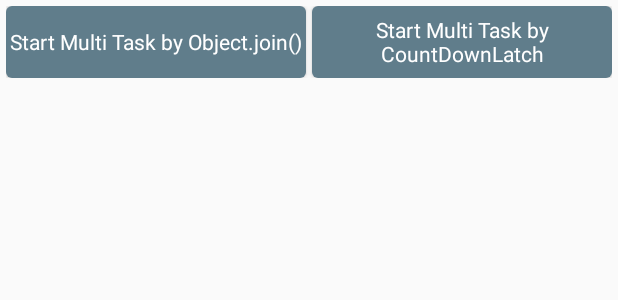
After one commit to InSightSuen/StayFoolish, an Android app: the layout activity_thread.xml on its own in the app's theme, with its tools: preview values and no code run, on a phone screen of 412 x 824 dp. The commit adds this screen. Shown: the top 300 px of the screen. Run offline under Robolectric (Android 15) with nearby library versions, the phone set to English and light mode, and no system bars.

Commit message:
add multi thread work

```diff
--- a/app/src/main/AndroidManifest.xml
+++ b/app/src/main/AndroidManifest.xml
@@ -25,6 +25,7 @@
         <activity android:name=".ui.blur.BlurActivity"/>
         <activity android:name=".ui.style.UnifyStyleActivity"/>
         <activity android:name=".ui.widget.WidgetActivity"/>
+        <activity android:name=".ui.thread.ThreadActivity"/>
     </application>
 
 </manifest>
--- a/app/src/main/java/com/insightsuen/stayfoolish/ui/main/MainActivity.java
+++ b/app/src/main/java/com/insightsuen/stayfoolish/ui/main/MainActivity.java
@@ -7,6 +7,7 @@ import com.insightsuen.stayfoolish.base.BaseActivity;
 import com.insightsuen.stayfoolish.ui.blur.BlurActivity;
 import com.insightsuen.stayfoolish.ui.drag.DragActivity;
 import com.insightsuen.stayfoolish.ui.style.UnifyStyleActivity;
+import com.insightsuen.stayfoolish.ui.thread.ThreadActivity;
 import com.insightsuen.stayfoolish.ui.toast.ToastActivity;
 import com.insightsuen.stayfoolish.ui.widget.WidgetActivity;
 
@@ -39,4 +40,8 @@ public class MainActivity extends BaseActivity {
     public void onClickWidget(View view) {
         WidgetActivity.start(this);
     }
+
+    public void onClickThread(View view) {
+        ThreadActivity.start(this);
+    }
 }
--- /dev/null
+++ b/app/src/main/res/layout/activity_thread.xml
@@ -0,0 +1,52 @@
+<?xml version="1.0" encoding="utf-8"?>
+<layout xmlns:android="http://schemas.android.com/apk/res/android">
+
+    <data class=".ui.thread.ThreadBinding">
+
+        <variable
+            name="viewModel"
+            type="com.insightsuen.stayfoolish.ui.thread.ThreadViewModel"/>
+
+    </data>
+
+    <LinearLayout
+        android:layout_width="match_parent"
+        android:layout_height="match_parent"
+        android:orientation="vertical"
+        android:padding="@dimen/spaceSmall">
+
+        <LinearLayout
+            android:layout_width="match_parent"
+            android:layout_height="wrap_content"
+            android:orientation="horizontal">
+
+            <Button
+                android:layout_width="0dp"
+                android:layout_height="@dimen/heightButton"
+                android:layout_weight="1"
+                android:onClick="@{() -> viewModel.onClickStartMultiTaskByJoin()}"
+                android:text="Start Multi Task by Object.join()"/>
+
+            <Button
+                android:layout_width="0dp"
+                android:layout_height="@dimen/heightButton"
+                android:layout_marginLeft="4dp"
+                android:layout_weight="1"
+                android:onClick="@{() -> viewModel.onClickStartMultiTaskByCountDownLatch()}"
+                android:text="Start Multi Task by CountDownLatch"/>
+
+        </LinearLayout>
+
+        <ScrollView
+            android:layout_width="match_parent"
+            android:layout_height="match_parent">
+
+            <TextView
+                android:layout_width="match_parent"
+                android:layout_height="wrap_content"
+                android:text="@{viewModel.log}"/>
+
+        </ScrollView>
+
+    </LinearLayout>
+</layout>
--- a/app/src/main/res/values/strings.xml
+++ b/app/src/main/res/values/strings.xml
@@ -6,6 +6,7 @@
     <string name="btn_blur">Blur</string>
     <string name="btn_unify_style">Unify Style</string>
     <string name="btn_widget">Widget</string>
+    <string name="btn_thread">Thread</string>
     <string name="btn_gallery">Gallery</string>
 
     <string name="btn_start">Start</string>
```
Also changed, not shown: app/src/main/java/com/insightsuen/stayfoolish/ui/thread/ThreadActivity.java (added, +44 -0 lines), app/src/main/java/com/insightsuen/stayfoolish/ui/thread/ThreadViewModel.java (added, +161 -0 lines), app/src/main/res/layout/activity_main.xml (+7 -0 lines).
